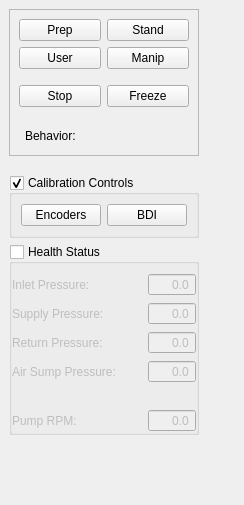
Old version of the form software/ddapp/src/app/ddAtlasDriverPanel.ui in the repository openhumanoids/oh-distro.
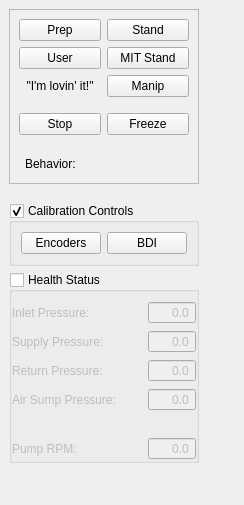
New version of the form.

Commit message: adding button to gui for switching to MIT standing controller

```diff
--- a/software/ddapp/src/app/ddAtlasDriverPanel.ui
+++ b/software/ddapp/src/app/ddAtlasDriverPanel.ui
@@ -42,8 +42,8 @@
        <rect>
         <x>0</x>
         <y>0</y>
-        <width>244</width>
-        <height>505</height>
+        <width>228</width>
+        <height>535</height>
        </rect>
       </property>
       <layout class="QGridLayout" name="gridLayout_3">
@@ -82,51 +82,60 @@
                </property>
               </widget>
              </item>
-             <item row="1" column="1">
+             <item row="3" column="0">
+              <spacer name="verticalSpacer_2">
+               <property name="orientation">
+                <enum>Qt::Vertical</enum>
+               </property>
+               <property name="sizeType">
+                <enum>QSizePolicy::Fixed</enum>
+               </property>
+               <property name="sizeHint" stdset="0">
+                <size>
+                 <width>20</width>
+                 <height>10</height>
+                </size>
+               </property>
+              </spacer>
+             </item>
+             <item row="2" column="1">
               <widget class="QPushButton" name="manipButton">
                <property name="text">
                 <string>Manip</string>
                </property>
               </widget>
              </item>
-             <item row="3" column="1">
+             <item row="4" column="1">
               <widget class="QPushButton" name="freezeButton">
                <property name="text">
                 <string>Freeze</string>
                </property>
               </widget>
              </item>
-             <item row="2" column="0">
-              <spacer name="verticalSpacer_2">
-               <property name="orientation">
-                <enum>Qt::Vertical</enum>
-               </property>
-               <property name="sizeType">
-                <enum>QSizePolicy::Fixed</enum>
-               </property>
-               <property name="sizeHint" stdset="0">
-                <size>
-                 <width>20</width>
-                 <height>10</height>
-                </size>
-               </property>
-              </spacer>
-             </item>
-             <item row="3" column="0">
+             <item row="4" column="0">
               <widget class="QPushButton" name="stopButton">
                <property name="text">
                 <string>Stop</string>
                </property>
               </widget>
              </item>
-             <item row="1" column="0">
-              <widget class="QPushButton" name="userButton">
-               <property name="text">
-                <string>User</string>
+             <item row="5" column="0">
+              <spacer name="verticalSpacer_3">
+               <property name="orientation">
+                <enum>Qt::Vertical</enum>
                </property>
-              </widget>
+               <property name="sizeType">
+                <enum>QSizePolicy::Fixed</enum>
+               </property>
+               <property name="sizeHint" stdset="0">
+                <size>
+                 <width>20</width>
+                 <height>13</height>
+                </size>
+               </property>
+              </spacer>
              </item>
-             <item row="5" column="0" colspan="2">
+             <item row="6" column="0" colspan="2">
               <layout class="QHBoxLayout" name="horizontalLayout_2">
                <property name="leftMargin">
                 <number>6</number>
@@ -163,21 +172,29 @@
                </item>
               </layout>
              </item>
-             <item row="4" column="0">
-              <spacer name="verticalSpacer_3">
-               <property name="orientation">
-                <enum>Qt::Vertical</enum>
+             <item row="1" column="1">
+              <widget class="QPushButton" name="mitStandButton">
+               <property name="text">
+                <string>MIT Stand</string>
                </property>
-               <property name="sizeType">
-                <enum>QSizePolicy::Fixed</enum>
+              </widget>
+             </item>
+             <item row="1" column="0">
+              <widget class="QPushButton" name="userButton">
+               <property name="text">
+                <string>User</string>
                </property>
-               <property name="sizeHint" stdset="0">
-                <size>
-                 <width>20</width>
-                 <height>13</height>
-                </size>
+              </widget>
+             </item>
+             <item row="2" column="0">
+              <widget class="QLabel" name="label_2">
+               <property name="text">
+                <string>&quot;I'm lovin' it!&quot;</string>
                </property>
-              </spacer>
+               <property name="alignment">
+                <set>Qt::AlignCenter</set>
+               </property>
+              </widget>
              </item>
             </layout>
            </widget>
```
The commit also changes 2 other files.
